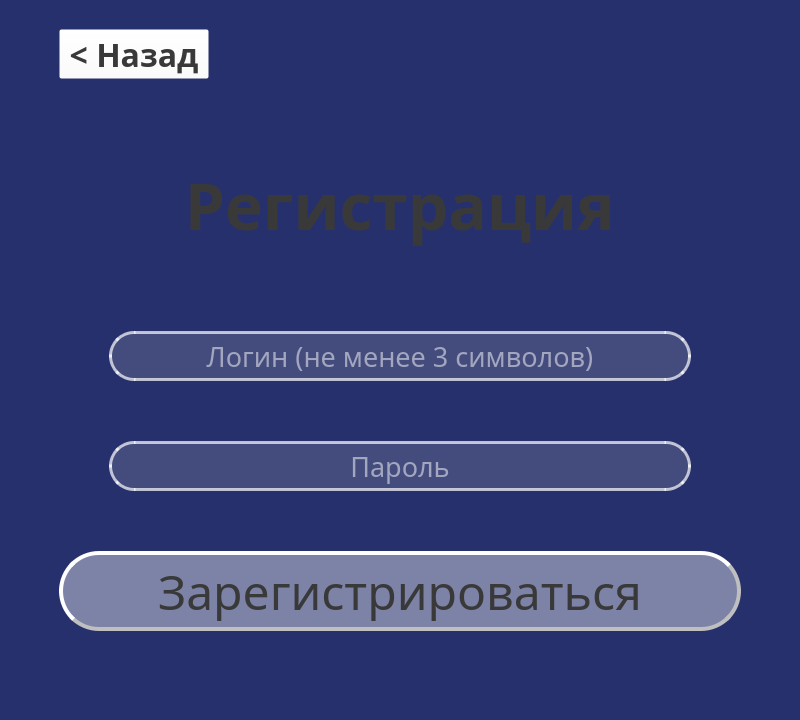
This is reg.ui in realeedd/techEng as Qt 5 draws it before an edit. The edited form follows.
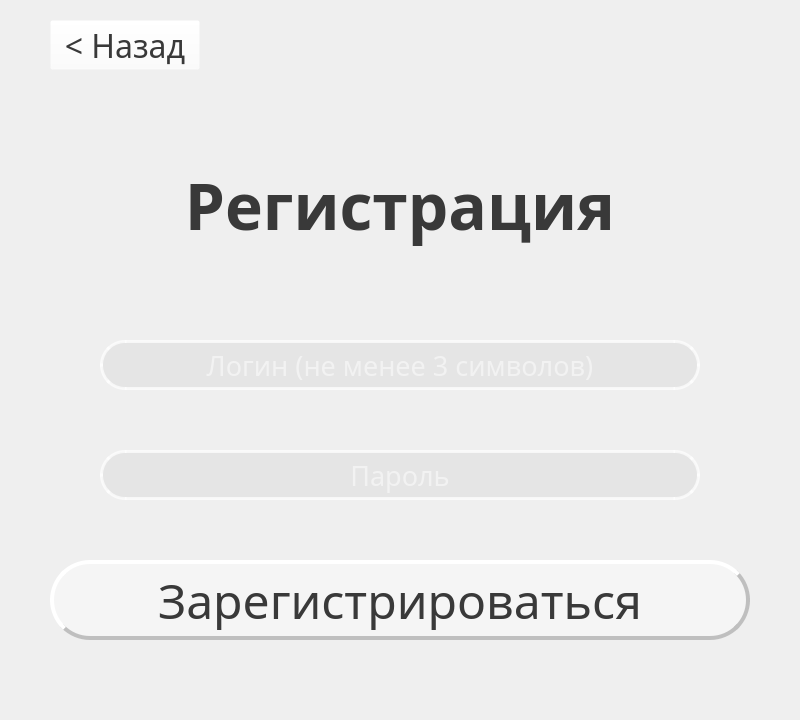
This is the edited form.

What changed in the file:
```diff
--- a/reg.ui
+++ b/reg.ui
@@ -1,7 +1,7 @@
 <?xml version="1.0" encoding="UTF-8"?>
 <ui version="4.0">
- <class>MainWindow</class>
- <widget class="QMainWindow" name="TechEng">
+ <class>TechEng</class>
+ <widget class="QWidget" name="TechEng">
   <property name="geometry">
    <rect>
     <x>0</x>
@@ -23,12 +23,35 @@
    <string>TechEng</string>
   </property>
   <property name="styleSheet">
-   <string notr="true">background: rgb(38, 48, 109)</string>
+   <string notr="true"/>
   </property>
-  <widget class="QWidget" name="centralwidget">
+  <layout class="QVBoxLayout" name="verticalLayout_3">
+   <property name="leftMargin">
+    <number>0</number>
+   </property>
+   <property name="topMargin">
+    <number>0</number>
+   </property>
+   <property name="rightMargin">
+    <number>0</number>
+   </property>
+   <property name="bottomMargin">
+    <number>0</number>
+   </property>
+   <item>
+    <widget class="QWidget" name="widget" native="true">
    <layout class="QVBoxLayout" name="verticalLayout_2">
-    <property name="spacing">
-     <number>9</number>
+      <property name="leftMargin">
+       <number>0</number>
+      </property>
+      <property name="topMargin">
+       <number>0</number>
+      </property>
+      <property name="rightMargin">
+       <number>0</number>
+      </property>
+      <property name="bottomMargin">
+       <number>0</number>
     </property>
     <item>
      <layout class="QVBoxLayout" name="verticalLayout">
@@ -243,8 +266,8 @@
          <font>
           <family>Trebuchet MS</family>
           <pointsize>24</pointsize>
-          <weight>75</weight>
-          <bold>true</bold>
+            <weight>50</weight>
+            <bold>false</bold>
          </font>
         </property>
         <property name="layoutDirection">
@@ -430,12 +453,20 @@
           <height>16</height>
          </size>
         </property>
+          <property name="autoDefault">
+           <bool>true</bool>
+          </property>
+          <property name="default">
+           <bool>true</bool>
+          </property>
        </widget>
       </item>
      </layout>
     </item>
    </layout>
   </widget>
+   </item>
+  </layout>
  </widget>
  <resources/>
  <connections/>
```
Lines whose indentation alone changed are shown as unchanged.
